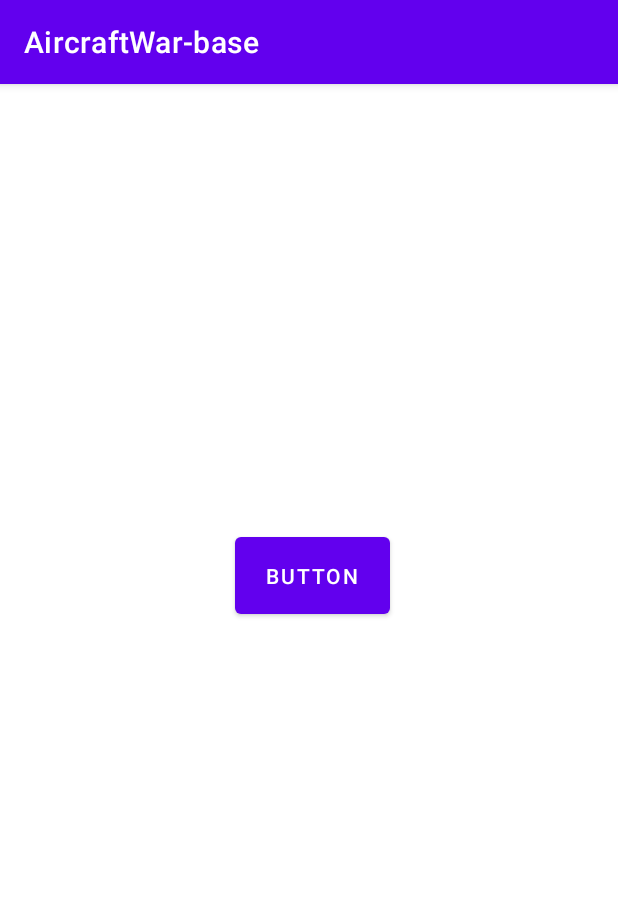
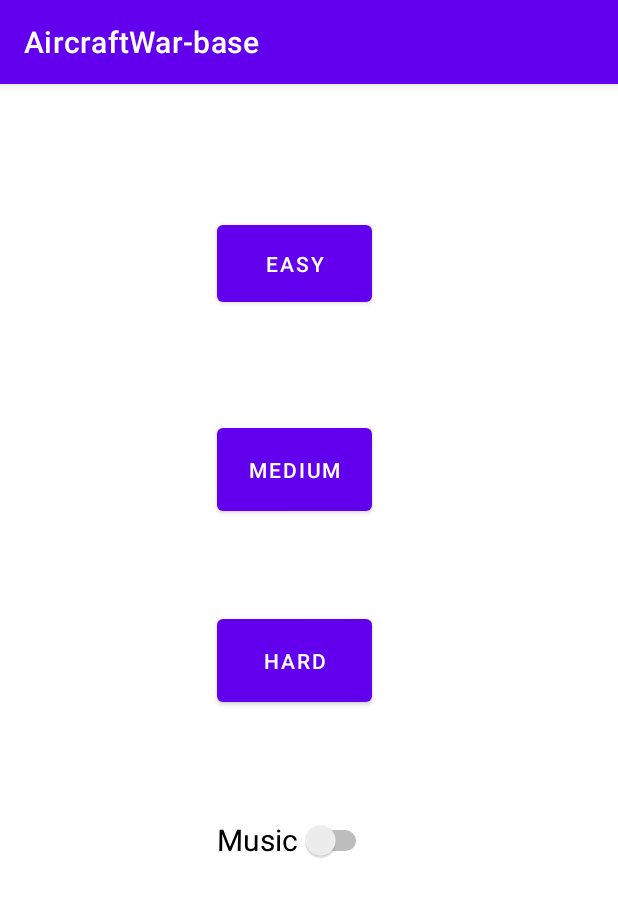
Before and after one commit to Cstardust/Android_AircraftWar, an Android app: the screen it shows after launch (MainActivity), on a phone screen of 412 x 824 dp. Shown: the top 897 px of the screen. Run offline under Robolectric (Android 15) with nearby library versions, the phone set to English and light mode, and no system bars.

Commit message:
修改飞机鼠标bug

```diff
--- a/app/src/main/java/com/example/aircraftwar_base/aircraft/BossEnemy.java
+++ b/app/src/main/java/com/example/aircraftwar_base/aircraft/BossEnemy.java
@@ -34,12 +34,8 @@ public class BossEnemy extends AbstractAircraft {
 
     @Override
     public void vanish() {
-//        if(mt!=null)
-//        {
-//            mt.setIsLoop(false);
-//            mt.setLapse(true);
-//        }
         isValid = false;
+        System.out.println("BOSS " + isValid);
     }
 
 }
--- a/app/src/main/res/layout/activity_main.xml
+++ b/app/src/main/res/layout/activity_main.xml
@@ -11,11 +11,45 @@
         android:id="@+id/btn"
         android:layout_width="103dp"
         android:layout_height="63dp"
-        android:layout_marginTop="296dp"
-        android:layout_marginEnd="152dp"
-        android:onClick="showGameView"
-        android:text="Button"
+        android:layout_marginTop="88dp"
+        android:layout_marginEnd="164dp"
+        android:onClick="showEasyGameView"
+        android:text="Easy"
         app:layout_constraintEnd_toEndOf="parent"
         app:layout_constraintTop_toTopOf="parent" />
 
+    <Button
+        android:id="@+id/btn02"
+        android:layout_width="103dp"
+        android:layout_height="67dp"
+        android:layout_marginTop="72dp"
+        android:layout_marginEnd="164dp"
+        android:onClick="showMediumGameView"
+        android:text="Medium"
+        app:layout_constraintEnd_toEndOf="parent"
+        app:layout_constraintTop_toBottomOf="@+id/btn" />
+
+    <Button
+        android:id="@+id/btn03"
+        android:layout_width="103dp"
+        android:layout_height="67dp"
+        android:layout_marginTop="60dp"
+        android:layout_marginEnd="164dp"
+        android:onClick="showHardGameView"
+        android:text="HARD"
+        app:layout_constraintEnd_toEndOf="parent"
+        app:layout_constraintTop_toBottomOf="@+id/btn02" />
+
+    <Switch
+        android:id="@+id/switch1"
+        android:layout_width="103dp"
+        android:layout_height="52dp"
+        android:layout_marginTop="60dp"
+        android:layout_marginEnd="164dp"
+        android:rotationX="7"
+        android:text="Music"
+        android:textSize="20sp"
+        app:layout_constraintEnd_toEndOf="parent"
+        app:layout_constraintTop_toBottomOf="@+id/btn03" />
+
 </androidx.constraintlayout.widget.ConstraintLayout>
--- /dev/null
+++ b/app/src/main/res/values/dimens.xml
@@ -0,0 +1,5 @@
+<?xml version="1.0" encoding="utf-8"?>
+<resources>
+    <dimen name="activity_vertical_margin" />
+    <dimen name="activity_main_margin" />
+</resources>
```
Also changed, not shown: app/src/main/java/com/example/aircraftwar_base/application/GameView.java (+8 -20 lines), app/src/main/java/com/example/aircraftwar_base/application/HeroController.java (+44 -10 lines), app/src/main/java/com/example/aircraftwar_base/application/MainActivity.java (+37 -11 lines), app/src/main/java/com/example/aircraftwar_base/basic/AbstractFlyingObject.java (+11 -2 lines), app/src/main/res/layout/game.xml (deleted, +0 -7 lines), 1 other file.
